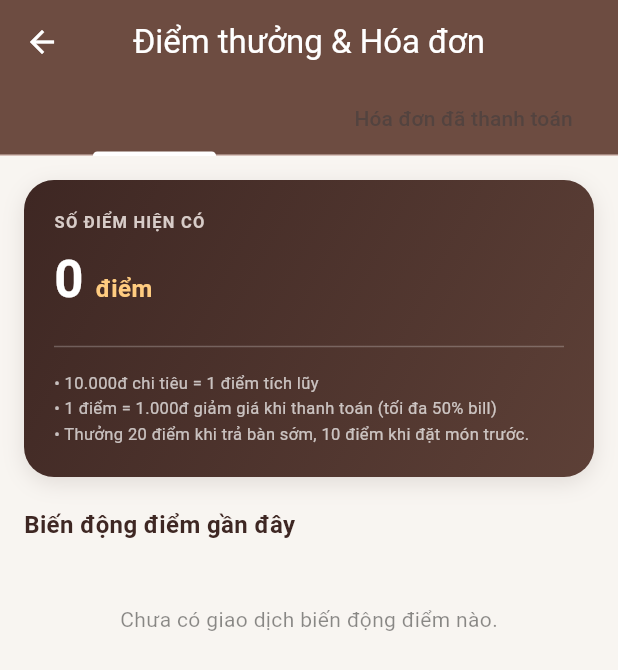
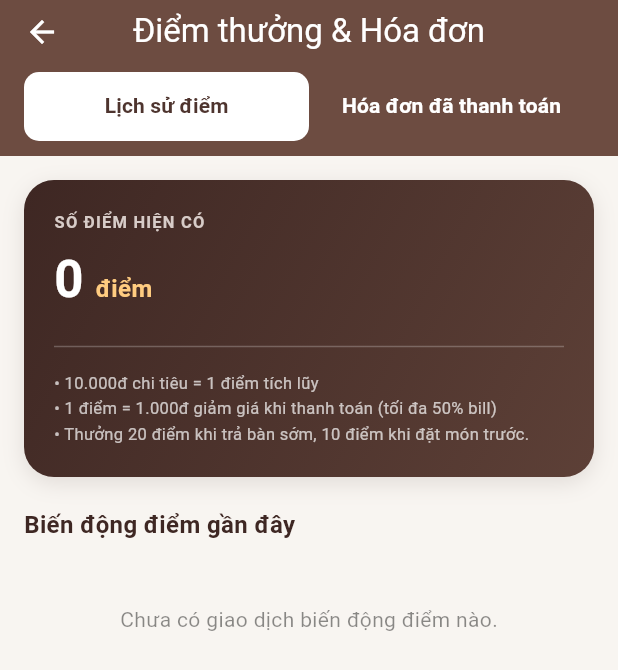
Before and after one commit to trungnt7505-ship-it/G2_PMG393_PROJECT, a Flutter app: the screen it shows once a user with an empty profile is signed in, after a tap on "Xem lịch sử điểm", on a phone screen of 412 x 824 dp. Shown: the top 670 px of the screen. Run offline on Flutter 3.47's test engine with Material 3 defaults, Android fonts, the phone set to English and light mode, and no system bars; our stand-ins replace cloud_firestore, firebase_auth, firebase_core, firebase_messaging, flutter_local_notifications, flutter_riverpod and 4 more; missing offline and left inert: mobile_scanner; accounts and stored records are empty.

Commit message:
Fix Android Firebase config, foreground alerts and customer tab contrast

```diff
--- a/apps/customer_app/lib/screens/history/points_and_history_screen.dart
+++ b/apps/customer_app/lib/screens/history/points_and_history_screen.dart
@@ -28,9 +28,21 @@ class PointsAndHistoryScreen extends ConsumerWidget {
         appBar: AppBar(
           title: const Text('Điểm thưởng & Hóa đơn'),
           bottom: const TabBar(
+            padding: EdgeInsets.fromLTRB(16, 6, 16, 10),
+            labelPadding: EdgeInsets.symmetric(horizontal: 8),
+            indicatorSize: TabBarIndicatorSize.tab,
+            indicator: BoxDecoration(
+              color: Colors.white,
+              borderRadius: BorderRadius.all(Radius.circular(10)),
+            ),
+            dividerColor: Colors.transparent,
+            labelColor: Color(0xFF4E342E),
+            unselectedLabelColor: Colors.white,
+            labelStyle: TextStyle(fontSize: 14, fontWeight: FontWeight.bold),
+            unselectedLabelStyle: TextStyle(fontSize: 14, fontWeight: FontWeight.w600),
             tabs: [
-              Tab(text: 'Lịch sử điểm'),
-              Tab(text: 'Hóa đơn đã thanh toán'),
+              Tab(height: 44, text: 'Lịch sử điểm'),
+              Tab(height: 44, text: 'Hóa đơn đã thanh toán'),
             ],
           ),
         ),
--- a/apps/customer_app/lib/screens/home/customer_home_screen.dart
+++ b/apps/customer_app/lib/screens/home/customer_home_screen.dart
@@ -42,8 +42,9 @@ class CustomerHomeScreen extends ConsumerWidget {
       for (final req in releaseReqs) {
         ref.read(alarmServiceProvider).triggerDirectAlert(
           sessionId: currentSession.id,
-          title: 'Nh�n vi�n y�u c?u nh? b�n!',
-          body: req.message.isNotEmpty ? req.message : 'Nh�n vi�n xin ph�p m?i b?n chu?n b? nh? b�n d? ph?c v? lu?t kh�ch k? ti?p.',
+          title: 'Nhân viên yêu cầu nhả bàn!',
+          body: req.message.isNotEmpty ? req.message : 'Vui lòng liên hệ nhân viên để gia hạn hoặc tính tiền.',
+          alertId: req.id,
         );
       }
     }
--- a/apps/waiter_app/pubspec.yaml
+++ b/apps/waiter_app/pubspec.yaml
@@ -18,7 +18,7 @@ dependencies:
   mobile_scanner: ^5.2.3
   qr_flutter: ^4.1.0
   intl: ^0.19.0
-  vibration: ^2.0.1
+  vibration: ^3.1.4
 
 dev_dependencies:
   flutter_test:
```
Also changed, not shown: apps/customer_app/lib/screens/reservation/my_reservations_screen.dart (+13 -2 lines), apps/customer_app/lib/screens/session/active_session_screen.dart (+0 -17 lines), apps/customer_app/lib/services/customer_push_service.dart (+48 -0 lines), apps/waiter_app/pubspec.lock, 2 other files.
